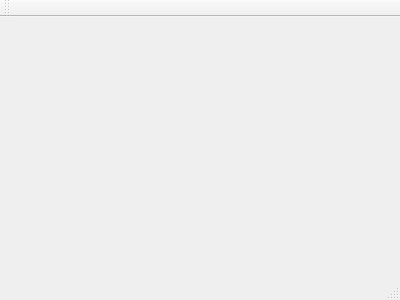
First picture: the form in src/mainwindow.ui, repository alexandrebintz/ideal, before the edit.
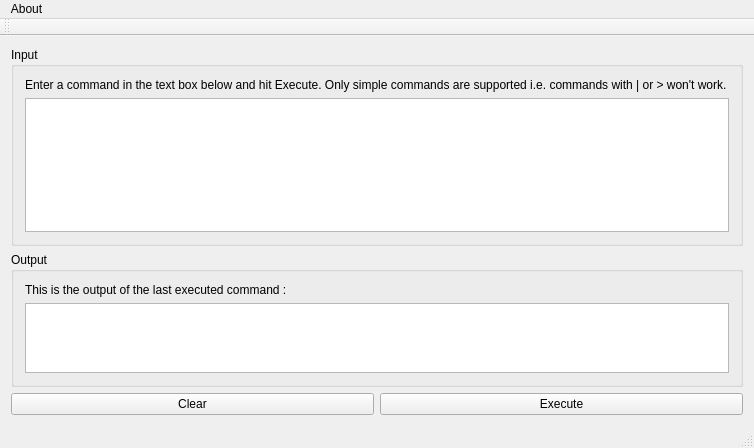
Second picture: the form after the edit.

Patch:
```diff
--- a/src/mainwindow.ui
+++ b/src/mainwindow.ui
@@ -1,24 +1,134 @@
 <ui version="4.0">
  <class>MainWindow</class>
- <widget class="QMainWindow" name="MainWindow" >
-  <property name="geometry" >
+ <widget class="QMainWindow" name="MainWindow">
+  <property name="geometry">
    <rect>
     <x>0</x>
     <y>0</y>
-    <width>400</width>
-    <height>300</height>
+    <width>754</width>
+    <height>448</height>
    </rect>
   </property>
   <property name="windowTitle" >
    <string>MainWindow</string>
   </property>
-  <widget class="QMenuBar" name="menuBar" />
-  <widget class="QToolBar" name="mainToolBar" />
-  <widget class="QWidget" name="centralWidget" />
-  <widget class="QStatusBar" name="statusBar" />
+  <widget class="QWidget" name="centralWidget">
+   <layout class="QVBoxLayout" name="verticalLayout" stretch="0,0,0">
+    <item>
+     <widget class="QGroupBox" name="inGroupBox">
+      <property name="title">
+       <string>Input</string>
+      </property>
+      <layout class="QVBoxLayout" name="verticalLayout_2">
+       <item>
+        <widget class="QLabel" name="inLabel">
+         <property name="text">
+          <string>Enter a command in the text box below and hit Execute. Only simple commands are supported i.e. commands with | or &gt; won't work.</string>
+         </property>
+         <property name="wordWrap">
+          <bool>true</bool>
+         </property>
+        </widget>
+       </item>
+       <item>
+        <widget class="QPlainTextEdit" name="inText">
+         <property name="font">
+          <font>
+           <family>Consolas</family>
+          </font>
+         </property>
+        </widget>
+       </item>
+      </layout>
+     </widget>
+    </item>
+    <item>
+     <widget class="QGroupBox" name="outGroupBox">
+      <property name="title">
+       <string>Output</string>
+      </property>
+      <layout class="QVBoxLayout" name="verticalLayout_3">
+       <item>
+        <widget class="QLabel" name="outLabel">
+         <property name="text">
+          <string>This is the output of the last executed command :</string>
+         </property>
+        </widget>
+       </item>
+       <item>
+        <widget class="QPlainTextEdit" name="outText">
+         <property name="font">
+          <font>
+           <family>Consolas</family>
+          </font>
+         </property>
+         <property name="plainText">
+          <string/>
+         </property>
+        </widget>
+       </item>
+      </layout>
+     </widget>
+    </item>
+    <item>
+     <layout class="QHBoxLayout" name="buttonsLayout">
+      <item>
+       <widget class="QPushButton" name="clearButton">
+        <property name="text">
+         <string>Clear</string>
+        </property>
+       </widget>
+      </item>
+      <item>
+       <widget class="QPushButton" name="execButton">
+        <property name="text">
+         <string>Execute</string>
+        </property>
+       </widget>
+      </item>
+     </layout>
+    </item>
+   </layout>
+  </widget>
+  <widget class="QMenuBar" name="menuBar">
+   <property name="geometry">
+    <rect>
+     <x>0</x>
+     <y>0</y>
+     <width>754</width>
+     <height>22</height>
+    </rect>
+   </property>
+   <widget class="QMenu" name="aboutMenu">
+    <property name="title">
+     <string>About</string>
+    </property>
+    <addaction name="aboutAction"/>
+    <addaction name="aboutQtAction"/>
+   </widget>
+   <addaction name="aboutMenu"/>
+  </widget>
+  <widget class="QToolBar" name="mainToolBar">
+   <attribute name="toolBarArea">
+    <enum>TopToolBarArea</enum>
+   </attribute>
+   <attribute name="toolBarBreak">
+    <bool>false</bool>
+   </attribute>
+  </widget>
+  <widget class="QStatusBar" name="statusBar"/>
+  <action name="aboutQtAction">
+   <property name="text">
+    <string>About Qt</string>
+   </property>
+  </action>
+  <action name="aboutAction">
+   <property name="text">
+    <string>About the ideal project</string>
+   </property>
+  </action>
  </widget>
- <layoutDefault spacing="6" margin="11" />
- <pixmapfunction></pixmapfunction>
+ <layoutdefault spacing="6" margin="11"/>
  <resources/>
  <connections/>
 </ui>
```
Left out of the diff: 3 changed lines with no effect on the pictures.
